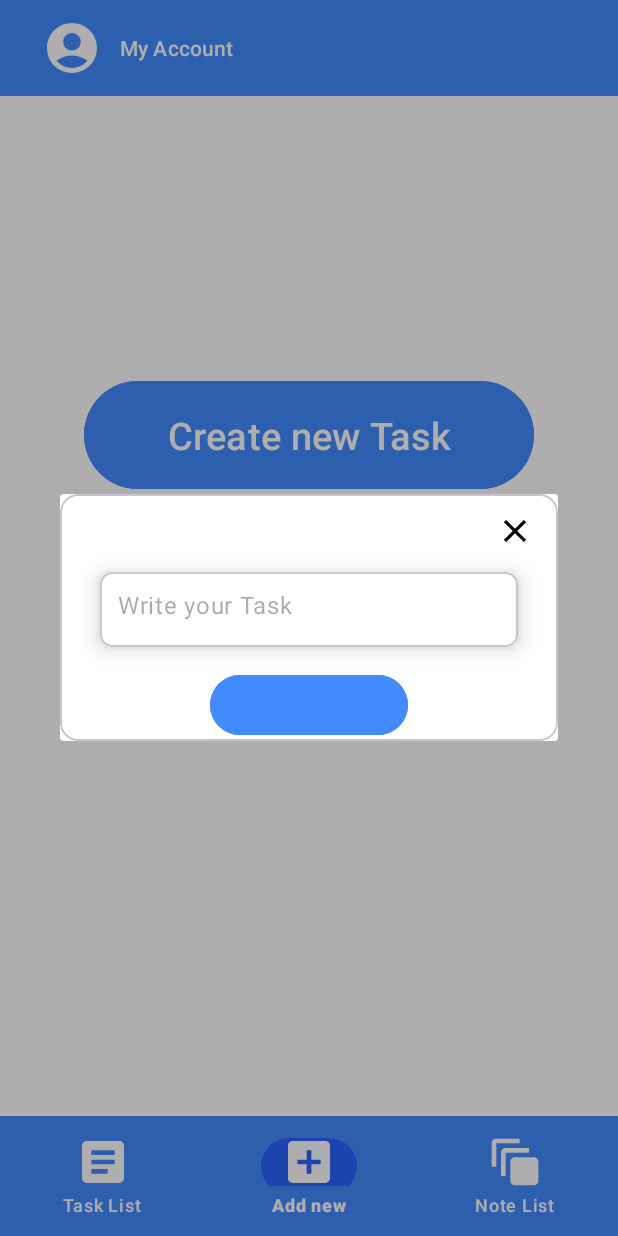
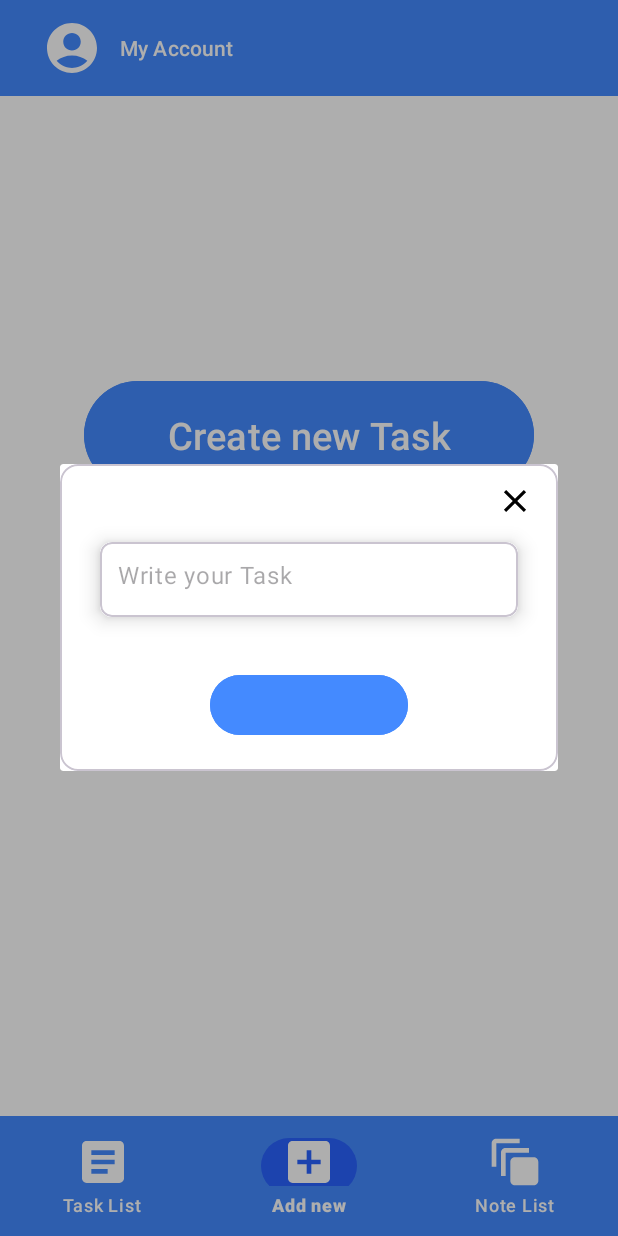
Before and after one commit to borja-garcia-valcarcel/TaskPad-App, an Android app: the fragment AddNewTaskPopupFragment placed in its activity, item 2 of the bottom bar chosen, on a phone screen of 412 x 824 dp. Run offline under Robolectric (Android 15) with nearby library versions, the light colour scheme and no system bars; our stand-ins replace Firebase (no records; nobody signed in at launch, a user with empty details on screens opened directly); 2 statements that could not run were skipped.

Commit message:
some general changes and fixes

```diff
--- a/app/src/main/AndroidManifest.xml
+++ b/app/src/main/AndroidManifest.xml
@@ -11,7 +11,7 @@
         android:label="@string/app_name"
         android:roundIcon="@mipmap/ic_launcher_round"
         android:supportsRtl="true"
-        android:theme="@style/Theme.TaskPad"
+        android:theme="@style/Base.Theme.TaskPad"
         tools:targetApi="31">
 
         <activity
--- a/app/src/main/java/com/example/taskpad/fragments/TaskListFragment.kt
+++ b/app/src/main/java/com/example/taskpad/fragments/TaskListFragment.kt
@@ -19,7 +19,6 @@ import com.google.firebase.database.DatabaseReference
 import com.google.firebase.database.FirebaseDatabase
 import com.google.firebase.database.ValueEventListener
 
-
 class TaskListFragment : Fragment(), TaskAdapter.TaskAdapterClicksInterface,
     AddNewTaskPopupFragment.UpdateDialogBtnClickListener {
 
@@ -29,23 +28,19 @@ class TaskListFragment : Fragment(), TaskAdapter.TaskAdapterClicksInterface,
     private lateinit var adapter: TaskAdapter
     private var popupFragment: AddNewTaskPopupFragment? = null
     private lateinit var mList: MutableList<TaskData>
+
     override fun onCreateView(
         inflater: LayoutInflater, container: ViewGroup?,
         savedInstanceState: Bundle?
     ): View? {
-
-        // Inflate the layout for this fragment
         binding = FragmentTaskListBinding.inflate(inflater, container, false)
         return binding.root
     }
 
     override fun onViewCreated(view: View, savedInstanceState: Bundle?) {
         super.onViewCreated(view, savedInstanceState)
-
         init(view)
         getDataFromFirebase()
-
-
     }
 
     private fun init(view: View) {
@@ -55,16 +50,13 @@ class TaskListFragment : Fragment(), TaskAdapter.TaskAdapterClicksInterface,
             .child(auth.currentUser?.uid.toString())
             .child("tasks")
 
-
-
         binding.recyclerView.setHasFixedSize(true)
         binding.recyclerView.layoutManager = LinearLayoutManager(context)
-        mList   = mutableListOf()
-        adapter = TaskAdapter(mList)
+        mList = mutableListOf()
+        adapter = TaskAdapter(mList, requireContext())
         adapter.setListener(this)
         binding.recyclerView.adapter = adapter
     }
-
 
     private fun getDataFromFirebase() {
         databaseReference.addValueEventListener(object : ValueEventListener {
@@ -83,10 +75,8 @@ class TaskListFragment : Fragment(), TaskAdapter.TaskAdapterClicksInterface,
             override fun onCancelled(error: DatabaseError) {
                 Toast.makeText(context, error.message, Toast.LENGTH_SHORT).show()
             }
-
         })
     }
-
 
     override fun onDeleteTaskBtnClicked(taskData: TaskData) {
         databaseReference.child(taskData.taskId).removeValue().addOnCompleteListener {
@@ -124,6 +114,4 @@ class TaskListFragment : Fragment(), TaskAdapter.TaskAdapterClicksInterface,
             Toast.makeText(context, "Title cannot be empty", Toast.LENGTH_SHORT).show()
         }
     }
-
-
 }
--- a/app/src/main/java/com/example/taskpad/utils/TaskData.kt
+++ b/app/src/main/java/com/example/taskpad/utils/TaskData.kt
@@ -1,3 +1,3 @@
 package com.example.taskpad.utils
 
-data class TaskData(val taskId: String, var task: String)
+data class TaskData(val taskId: String, var task: String, var isCompleted: Boolean = false)
--- /dev/null
+++ b/app/src/main/res/drawable/check.xml
@@ -0,0 +1,5 @@
+<vector android:height="24dp" android:tint="#68CE07"
+    android:viewportHeight="24" android:viewportWidth="24"
+    android:width="24dp" xmlns:android="http://schemas.android.com/apk/res/android">
+    <path android:fillColor="@android:color/white" android:pathData="M9,16.17L4.83,12l-1.42,1.41L9,19 21,7l-1.41,-1.41z"/>
+</vector>
--- a/app/src/main/res/layout/activity_login.xml
+++ b/app/src/main/res/layout/activity_login.xml
@@ -73,6 +73,7 @@
         android:layout_marginEnd="56dp"
         android:layout_marginBottom="20dp"
         android:text="@string/Forgot_Password"
+        android:textColor="@color/black"
         android:textAlignment="textEnd"
         android:textSize="16sp"
         app:layout_constraintBottom_toTopOf="@+id/loginButton"
--- a/app/src/main/res/layout/fragment_add_new_task_popup.xml
+++ b/app/src/main/res/layout/fragment_add_new_task_popup.xml
@@ -77,14 +77,16 @@
             android:layout_width="0dp"
             android:layout_height="wrap_content"
             android:layout_marginStart="100dp"
+            android:layout_marginTop="20dp"
             android:layout_marginEnd="100dp"
+            android:layout_marginBottom="20dp"
+            android:backgroundTint="@color/blueA200"
+            android:textColor="@color/white"
             app:layout_constraintBottom_toBottomOf="parent"
             app:layout_constraintEnd_toEndOf="parent"
             app:layout_constraintHorizontal_bias="0.0"
             app:layout_constraintStart_toStartOf="parent"
-            app:layout_constraintTop_toBottomOf="@+id/cvNewTask"
-            android:textColor="@color/white"
-            android:backgroundTint="@color/blueA200"/>
+            app:layout_constraintTop_toBottomOf="@+id/cvNewTask" />
     </androidx.constraintlayout.widget.ConstraintLayout>
 
 </com.google.android.material.card.MaterialCardView>
```
Also changed, not shown: app/src/main/java/com/example/taskpad/LoginActivity.kt (+0 -11 lines), app/src/main/java/com/example/taskpad/utils/TaskAdapter.kt (+34 -8 lines), app/src/main/res/layout/task_list_item.xml (+17 -9 lines).
